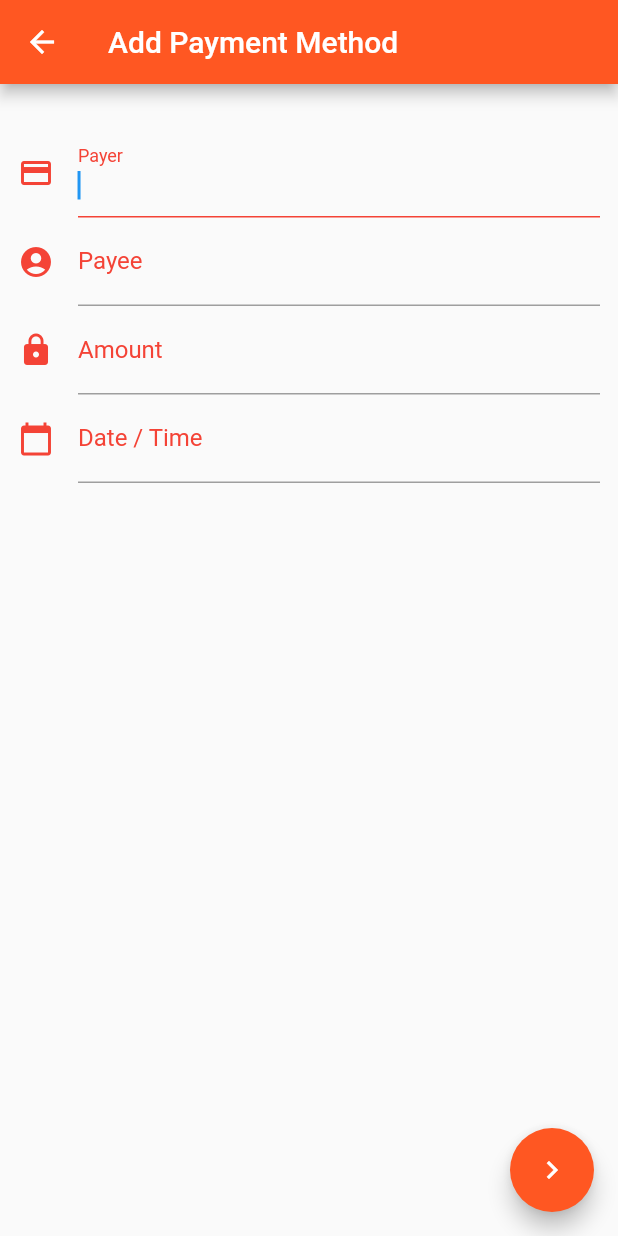
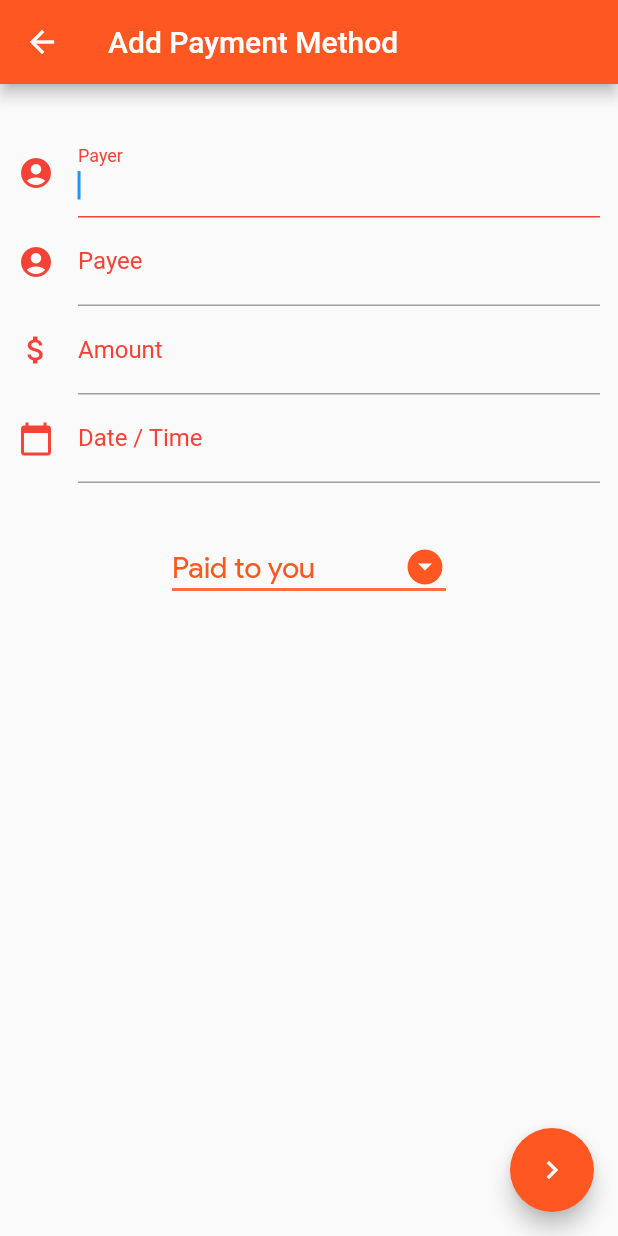
Before and after one commit to dewanshrawat15/Tabs, a Flutter app: the AddTransactionRecord screen opened directly, on a phone screen of 412 x 824 dp. Run offline on Flutter 3.47's test engine with Material 2 defaults, Android fonts, the phone set to English and light mode, and no system bars; our stand-ins replace share, sqflite; accounts and stored records are empty.

Commit message:
updating interface to add more money distribution options

```diff
--- a/lib/screens/addTransact.dart
+++ b/lib/screens/addTransact.dart
@@ -67,6 +67,8 @@ class AddTransactionRecordState extends State<AddTransactionRecord>{
     );
   }
 
+  String dropdownValue = 'Paid to you';
+
   @override
   void initState() {
     super.initState();
@@ -115,7 +117,7 @@ class AddTransactionRecordState extends State<AddTransactionRecord>{
                   focusedBorder: new UnderlineInputBorder(
                     borderSide: BorderSide(color: Colors.red, width: 1.0),
                   ),
-                  icon: Icon(Icons.credit_card, color: Colors.red),
+                  icon: Icon(Icons.account_circle, color: Colors.red),
                   labelText: 'Payer',
                   labelStyle: TextStyle(color: Colors.red),
                 ),
@@ -181,7 +183,7 @@ class AddTransactionRecordState extends State<AddTransactionRecord>{
                   focusedBorder: new UnderlineInputBorder(
                     borderSide: BorderSide(color: Colors.red, width: 1.0),
                   ),
-                  icon: Icon(Icons.lock, color: Colors.red),
+                  icon: Icon(Icons.attach_money, color: Colors.red),
                   labelText: 'Amount',
                   labelStyle: TextStyle(color: Colors.red),
                 ),
@@ -230,6 +232,46 @@ class AddTransactionRecordState extends State<AddTransactionRecord>{
                   timeDateFocusNode.unfocus();
                 },
               ),
+            ),
+            Padding(
+              padding: EdgeInsets.only(top: 32),
+            ),
+            Padding(
+              padding: EdgeInsets.only(left: 12, right: 12),
+              child: DropdownButton<String>(
+                value: dropdownValue,
+                icon: Icon(Icons.arrow_drop_down_circle, color: Colors.deepOrange,),
+                iconSize: 28,
+                elevation: 16,
+                style: TextStyle(
+                  color: Colors.deepOrange
+                ),
+                underline: Container(
+                  height: 2,
+                  color: Colors.deepOrangeAccent,
+                ),
+                onChanged: (String val){
+                  if(val == 'Paid to you'){
+                    record.amount = record.amount;
+                  }
+                  else if(val == 'Paid by you'){
+                    record.amount = -record.amount;
+                  }
+                  else{
+                    record.amount = ((record.amount) / 2) as int;
+                  }
+                  print(record.amount);
+                  setState(() {
+                    dropdownValue = val;
+                  });
+                },
+                items: <String>['Paid to you', 'Paid by you', 'Split between you'].map<DropdownMenuItem<String>>((String value){
+                  return DropdownMenuItem<String>(
+                    value: value,
+                    child: Text(value, style: TextStyle(fontSize: 20, fontFamily: "Product Sans"),)
+                  );
+                }).toList(),
+              ),
             )
           ],
         ),
```
Also changed, not shown: lib/screens/records.dart (+2 -5 lines).
